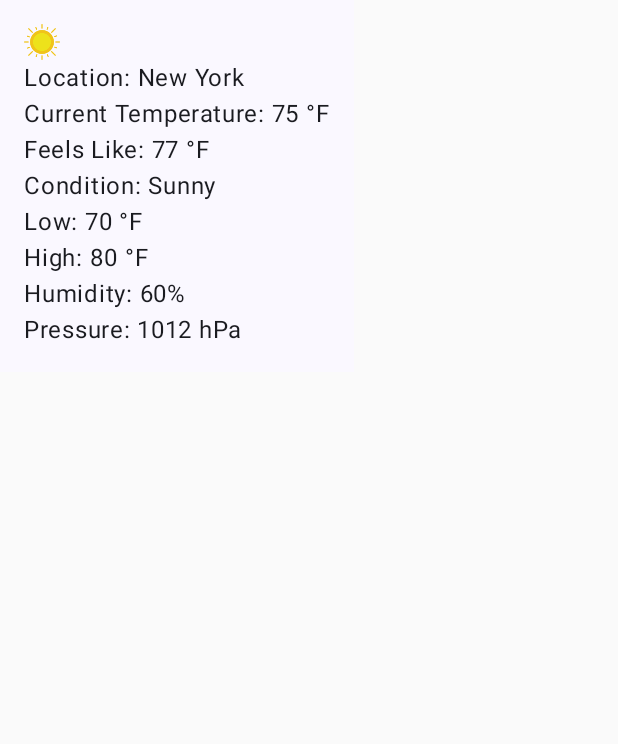
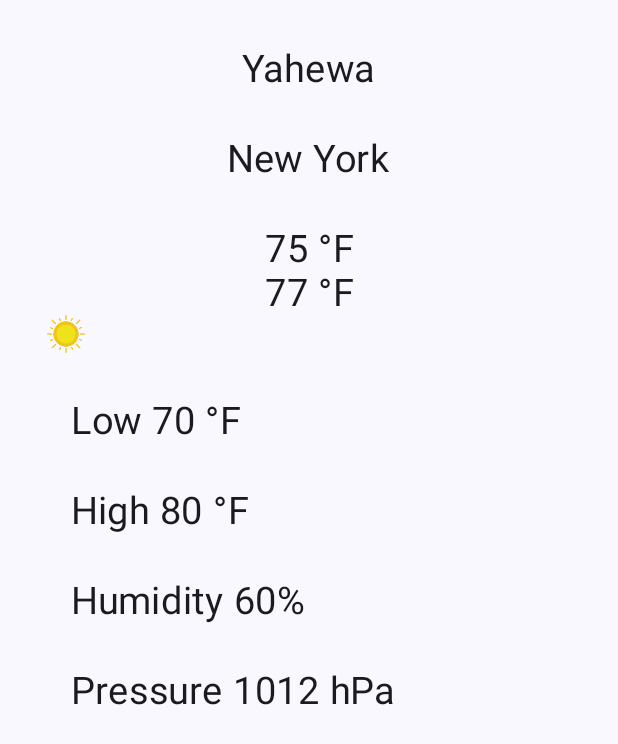
Before and after one commit to banjilawal/yahewa, an Android app built with Jetpack Compose: the screen it shows after launch (MainActivity), on a phone screen of 412 x 824 dp. Shown: the top 744 px of the screen. Run offline under Robolectric (Android 15) with nearby library versions, the phone set to English and light mode, and no system bars.

Commit message:
Wrote row formatting helper method for WeatherObservation fields. Helper method which formats current temperature readings and the current weather icon

```diff
--- a/app/src/main/java/com/lawal/banji/yahewa/MainActivity.kt
+++ b/app/src/main/java/com/lawal/banji/yahewa/MainActivity.kt
@@ -4,7 +4,6 @@ import android.os.Bundle
 import androidx.activity.ComponentActivity
 import androidx.activity.compose.setContent
 
-import androidx.activity.enableEdgeToEdge
 import androidx.compose.material3.MaterialTheme
 import androidx.compose.material3.Surface
 
@@ -13,7 +12,6 @@ import androidx.compose.runtime.Composable
 import androidx.compose.ui.Modifier
 import androidx.compose.ui.tooling.preview.Preview
 import androidx.core.content.ContextCompat
-import androidx.core.graphics.drawable.toDrawable
 import com.lawal.banji.yahewa.ui.theme.YahewaTheme
 
 class MainActivity : ComponentActivity() {
--- a/app/src/main/java/com/lawal/banji/yahewa/WeatherObservationDisplay.kt
+++ /dev/null
@@ -1,50 +0,0 @@
-package com.lawal.banji.yahewa
-
-import android.graphics.drawable.Drawable
-import androidx.compose.foundation.Image
-import androidx.compose.foundation.background
-import androidx.compose.foundation.layout.Column
-import androidx.compose.foundation.layout.size
-import androidx.compose.foundation.layout.padding
-import androidx.compose.material3.Text
-import androidx.compose.runtime.Composable
-import androidx.compose.ui.Modifier
-import androidx.compose.ui.graphics.Color
-import androidx.compose.ui.graphics.asImageBitmap
-import androidx.compose.ui.res.painterResource
-import androidx.compose.ui.unit.dp
-import androidx.core.graphics.drawable.toBitmap
-
-@Composable
-fun WeatherIcon(icon: Drawable?) {
-    if (icon != null) {
-        Image(
-            bitmap = icon.toBitmap().asImageBitmap(),
-            contentDescription = "Weather Icon",
-            modifier = Modifier.size(24.dp)
-        )
-    } else {
-        Image(
-            painter = painterResource(id = R.drawable.farenheit),
-            contentDescription = "Default Weather Icon",
-            modifier = Modifier
-                .size(24.dp)
-                .background(Color.White)
-        )
-    }
-}
-
-@Composable
-fun WeatherObservationDisplay(weatherObservation: WeatherObservation) {
-    Column(modifier = Modifier.padding(16.dp)) {
-        WeatherIcon(weatherObservation.icon)
-        Text(text = "Location: ${weatherObservation.location}")
-        Text(text = "Current Temperature: ${weatherObservation.currentTemperature}")
-        Text(text = "Feels Like: ${weatherObservation.feelsLikeTemperature}")
-        Text(text = "Condition: ${weatherObservation.weatherCondition}")
-        Text(text = "Low: ${weatherObservation.lowTemperature}")
-        Text(text = "High: ${weatherObservation.highTemperature}")
-        Text(text = "Humidity: ${weatherObservation.percentHumidity}%")
-        Text(text = "Pressure: ${weatherObservation.pressure} hPa")
-    }
-}
--- /dev/null
+++ b/app/src/main/java/com/lawal/banji/yahewa/weatherObservationDisplay.kt
@@ -0,0 +1,118 @@
+package com.lawal.banji.yahewa
+
+import android.graphics.drawable.Drawable
+import androidx.compose.foundation.Image
+import androidx.compose.foundation.background
+import androidx.compose.foundation.layout.Arrangement
+import androidx.compose.foundation.layout.Column
+
+import androidx.compose.foundation.layout.Row
+import androidx.compose.foundation.layout.fillMaxWidth
+import androidx.compose.foundation.layout.height
+import androidx.compose.foundation.layout.size
+import androidx.compose.foundation.layout.padding
+import androidx.compose.material3.Text
+import androidx.compose.material3.TextField
+import androidx.compose.runtime.Composable
+import androidx.compose.runtime.mutableStateOf
+import androidx.compose.runtime.remember
+import androidx.compose.ui.Alignment
+import androidx.compose.ui.Alignment.Companion.TopStart
+import androidx.compose.ui.Modifier
+import androidx.compose.ui.graphics.Color
+import androidx.compose.ui.graphics.asImageBitmap
+
+import androidx.compose.ui.res.colorResource
+import androidx.compose.ui.res.dimensionResource
+import androidx.compose.ui.res.painterResource
+import androidx.compose.ui.res.stringResource
+import androidx.compose.ui.unit.dp
+import androidx.core.graphics.drawable.toBitmap
+import androidx.compose.ui.text.TextStyle
+import androidx.compose.ui.unit.sp
+
+@Composable
+fun FormattedText(
+    text: String,
+    paddingModifier: Modifier,
+    gravityModifier: Modifier
+) {
+    val fontSize = dimensionResource(id = R.dimen.default_font_size).value.sp
+    val height = dimensionResource(id = R.dimen.default_height)
+    Text(
+        text = text,
+        style = TextStyle(fontSize = fontSize),
+        modifier = paddingModifier
+            .then(gravityModifier)
+            .then(Modifier.height(dimensionResource(id = R.dimen.default_height)))
+    )
+}
+
+@Composable
+fun DisplayIcon(icon: Drawable?) {
+    if (icon != null) {
+        Image(
+            bitmap = icon.toBitmap().asImageBitmap(),
+            contentDescription = "Weather Icon",
+            modifier = Modifier
+                .padding((0.dp))
+                .size(dimensionResource(id = R.dimen.default_font_size))
+        )
+    } else {
+        Image(
+            painter = painterResource(id = R.drawable.farenheit),
+            contentDescription = "Default Weather Icon",
+            modifier = Modifier
+                .size(dimensionResource(id = R.dimen.default_font_size))
+                .background(Color.White)
+        )
+    }
+}
+
+@Composable
+fun DisplayCurrentConditions(
+    currentTemperature: Temperature,
+    feelsLikeTemperature: Temperature,
+    icon: Drawable?
+) {
+    Column(modifier =  Modifier.padding(dimensionResource(id = R.dimen.default_padding))) {
+        WeatherObservationRow(currentTemperature.toString(), Modifier.padding(0.dp), centered = true)
+        WeatherObservationRow(feelsLikeTemperature.toString(), Modifier.padding(0.dp), centered = true)
+        DisplayIcon(icon)
+    }
+
+}
+
+@Composable
+fun WeatherObservationRow(value: String, paddingModifier: Modifier, centered: Boolean = false) {
+    Row(
+        modifier = Modifier
+            .fillMaxWidth()
+            .then(paddingModifier), // 15dp spacing between rows
+        verticalAlignment = Alignment.CenterVertically,
+        horizontalArrangement = if (centered) Arrangement.Center else Arrangement.Start
+    ) {
+        Text(
+            text = value,
+            fontSize = dimensionResource(id = R.dimen.default_font_size).value.sp,
+            modifier = Modifier.padding(horizontal = 16.dp)
+        )
+    }
+}
+
+@Composable
+fun WeatherObservationDisplay(weatherObservation: WeatherObservation) {
+    Column(modifier = Modifier.padding(16.dp)) {
+        WeatherObservationRow(stringResource(id = R.string.app_name), Modifier.padding(dimensionResource(id = R.dimen.default_padding)), centered = true)
+        WeatherObservationRow(weatherObservation.location.toString(), Modifier.padding(dimensionResource(id = R.dimen.default_padding)), centered = true)
+        DisplayCurrentConditions(
+            currentTemperature = weatherObservation.currentTemperature,
+            feelsLikeTemperature = weatherObservation.feelsLikeTemperature,
+            icon = weatherObservation.icon
+        )
+        WeatherObservationRow("Low " + weatherObservation.lowTemperature.toString(), Modifier.padding(dimensionResource(id = R.dimen.default_padding)))
+        WeatherObservationRow("High " + weatherObservation.highTemperature.toString(), Modifier.padding(dimensionResource(id = R.dimen.default_padding)))
+        WeatherObservationRow("Humidity " +  weatherObservation.percentHumidity + "%", Modifier.padding(dimensionResource(id = R.dimen.default_padding)))
+        WeatherObservationRow("Pressure " + weatherObservation.pressure + " hPa", Modifier.padding(dimensionResource(id = R.dimen.default_padding)))
+    }
+}
--- a/app/src/main/res/values/dimens.xml
+++ b/app/src/main/res/values/dimens.xml
@@ -3,4 +3,5 @@
 <resources>
     <dimen name="default_padding">15dp</dimen>
     <dimen name="default_height">78dp</dimen>
+    <dimen name="default_font_size">25sp</dimen>
 </resources>
```
